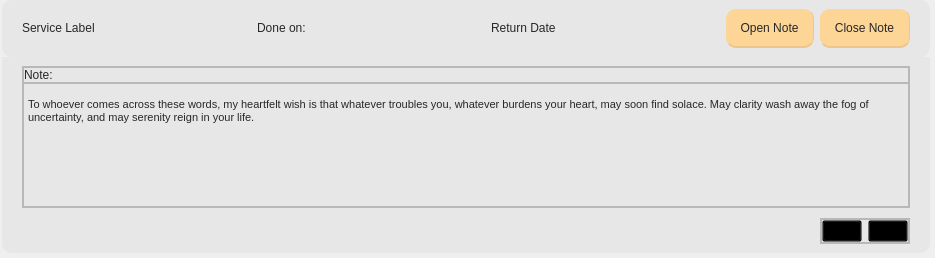
This is Desktop_Application/Frontend/ui-files/serviceCard.ui in DreddVDomasian/Petmate-Desktop-Application as Qt 5 draws it before an edit. The edited form follows.
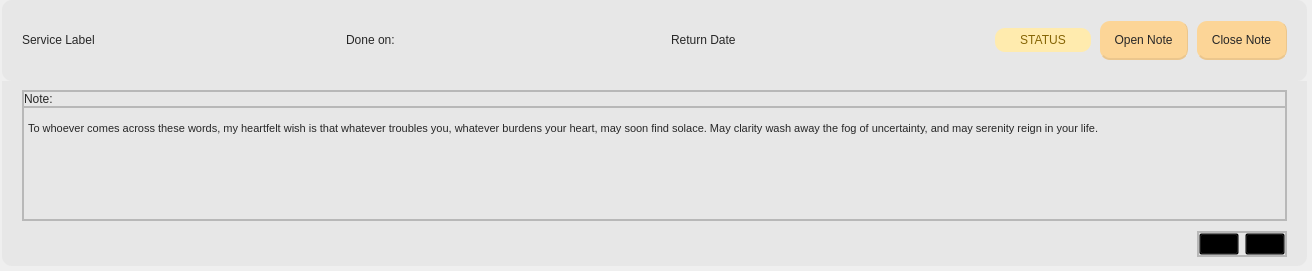
This is the edited form. Icons and pictures are not drawn.

Commit message: +email reminder +status in service history

The edit to the form file:
```diff
--- a/Desktop_Application/Frontend/ui-files/serviceCard.ui
+++ b/Desktop_Application/Frontend/ui-files/serviceCard.ui
@@ -6,8 +6,8 @@
    <rect>
     <x>0</x>
     <y>0</y>
-    <width>935</width>
-    <height>258</height>
+    <width>1312</width>
+    <height>271</height>
    </rect>
   </property>
   <property name="windowTitle">
@@ -66,6 +66,12 @@
           <verstretch>0</verstretch>
          </sizepolicy>
         </property>
+        <property name="minimumSize">
+         <size>
+          <width>0</width>
+          <height>81</height>
+         </size>
+        </property>
         <property name="styleSheet">
          <string notr="true">#upperFrame{
 	border-radius:10px;
@@ -79,6 +85,9 @@
          <enum>QFrame::Raised</enum>
         </property>
         <layout class="QHBoxLayout" name="horizontalLayout">
+         <property name="spacing">
+          <number>9</number>
+         </property>
          <property name="leftMargin">
           <number>20</number>
          </property>
@@ -134,6 +143,72 @@
            <property name="text">
             <string>Return Date</string>
            </property>
+           <property name="alignment">
+            <set>Qt::AlignLeading|Qt::AlignLeft|Qt::AlignVCenter</set>
+           </property>
+           <property name="margin">
+            <number>0</number>
+           </property>
+          </widget>
+         </item>
+         <item>
+          <widget class="QFrame" name="serviceStatusFrame">
+           <property name="sizePolicy">
+            <sizepolicy hsizetype="Fixed" vsizetype="Fixed">
+             <horstretch>0</horstretch>
+             <verstretch>0</verstretch>
+            </sizepolicy>
+           </property>
+           <property name="styleSheet">
+            <string notr="true">QFrame#serviceStatusFrame{
+	background-color:rgb(255, 235, 174);
+	border-radius:10px;
+}
+QLabel{
+	
+	font: 87 10pt &quot;Montserrat Black&quot;;
+	color:rgb(133, 100, 4);
+}</string>
+           </property>
+           <property name="frameShape">
+            <enum>QFrame::StyledPanel</enum>
+           </property>
+           <property name="frameShadow">
+            <enum>QFrame::Raised</enum>
+           </property>
+           <layout class="QHBoxLayout" name="horizontalLayout_4">
+            <property name="leftMargin">
+             <number>25</number>
+            </property>
+            <property name="topMargin">
+             <number>5</number>
+            </property>
+            <property name="rightMargin">
+             <number>25</number>
+            </property>
+            <property name="bottomMargin">
+             <number>5</number>
+            </property>
+            <item>
+             <widget class="QLabel" name="serviceStatusLabel">
+              <property name="sizePolicy">
+               <sizepolicy hsizetype="Fixed" vsizetype="Fixed">
+                <horstretch>0</horstretch>
+                <verstretch>0</verstretch>
+               </sizepolicy>
+              </property>
+              <property name="styleSheet">
+               <string notr="true"/>
+              </property>
+              <property name="text">
+               <string>STATUS</string>
+              </property>
+              <property name="alignment">
+               <set>Qt::AlignCenter</set>
+              </property>
+             </widget>
+            </item>
+           </layout>
           </widget>
          </item>
          <item>
```
The commit also changes 12 other files.
